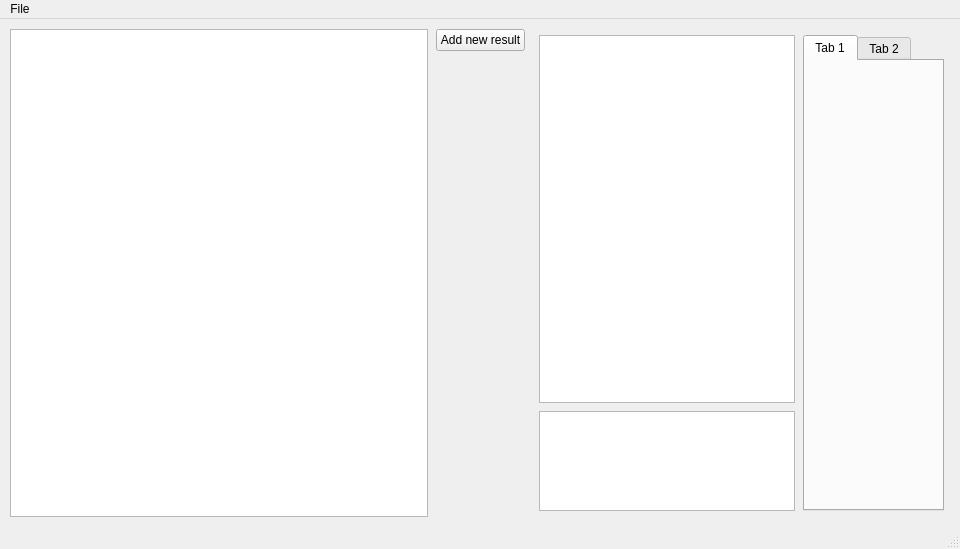
Qt form GUI/main.ui (CristianProdaniuc/Tennis_Stats) before a commit.
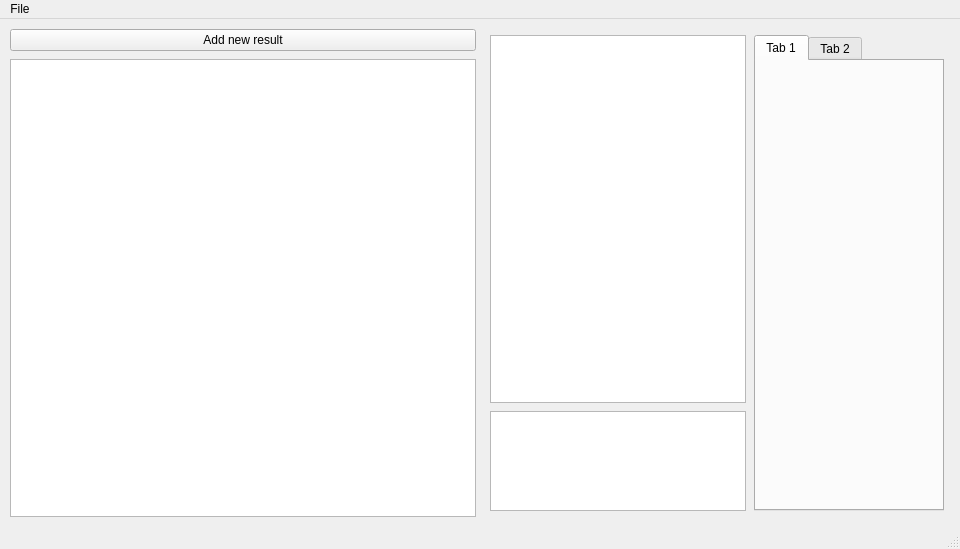
The same form after that commit.

Patch:
```diff
--- a/GUI/main.ui
+++ b/GUI/main.ui
@@ -43,6 +43,18 @@
      <number>10</number>
     </property>
     <item>
+     <layout class="QVBoxLayout" name="verticalLayout">
+      <property name="spacing">
+       <number>8</number>
+      </property>
+      <item>
+       <widget class="QPushButton" name="addNewResultButton">
+        <property name="text">
+         <string>Add new result</string>
+        </property>
+       </widget>
+      </item>
+      <item>
      <widget class="QTableView" name="dataTableView">
       <property name="sizePolicy">
        <sizepolicy hsizetype="Expanding" vsizetype="Expanding">
@@ -58,18 +70,6 @@
       </attribute>
      </widget>
     </item>
-    <item>
-     <layout class="QVBoxLayout" name="buttonsLayout">
-      <property name="spacing">
-       <number>8</number>
-      </property>
-      <item alignment="Qt::AlignTop">
-       <widget class="QPushButton" name="addNewResultButton">
-        <property name="text">
-         <string>Add new result</string>
-        </property>
-       </widget>
-      </item>
      </layout>
     </item>
     <item>
@@ -102,6 +102,12 @@
             <height>100</height>
            </size>
           </property>
+          <property name="readOnly">
+           <bool>true</bool>
+          </property>
+          <property name="overwriteMode">
+           <bool>true</bool>
+          </property>
          </widget>
         </item>
        </layout>
```
Left out of the diff: 3 changed lines with no effect on the pictures. Lines whose indentation alone changed are shown as unchanged.
